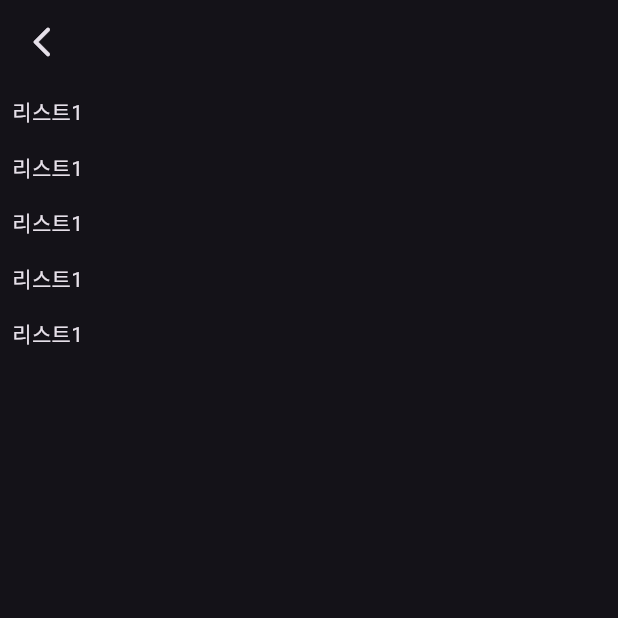
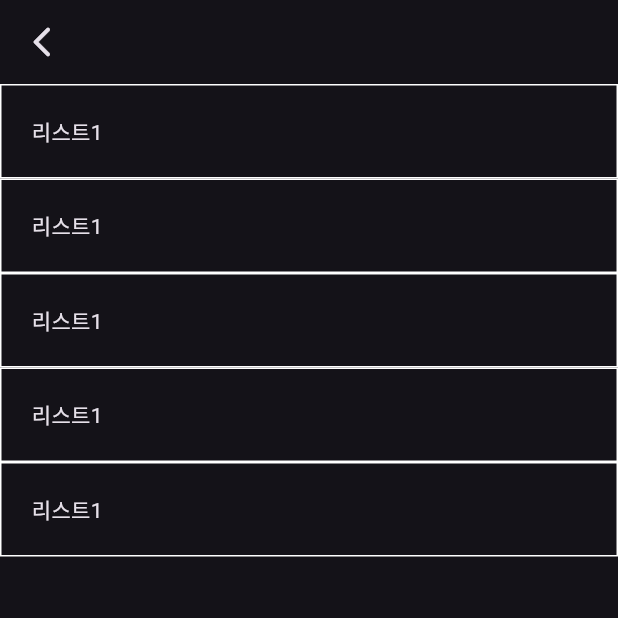
Before and after one commit to Team-DR-Labs/bandy-app, a Flutter app: the screen it shows after launch, on a phone screen of 412 x 824 dp, the top half of it. Run offline on Flutter 3.47's test engine with Material 3 defaults, Android fonts, the phone set to English and light mode, and no system bars; our stand-ins replace go_router.

Commit message:
feat: event details grid

```diff
--- a/lib/features/event_details/src/event_details_page.dart
+++ b/lib/features/event_details/src/event_details_page.dart
@@ -1,3 +1,4 @@
+import 'package:bandy/core/bds/bds.dart';
 import 'package:flutter/material.dart';
 
 final class EventDetailsPage extends StatefulWidget {
@@ -22,9 +23,11 @@ final class _EventDetailsPageState extends State<EventDetailsPage> {
       body: ListView.builder(
         itemCount: 5,
         itemBuilder: (context, index) {
-          return Padding(
-            padding: const EdgeInsets.all(8.0),
-            child: Text("리스트1"),
+          return GridBorderLayout(
+            child: Padding(
+              padding: const EdgeInsets.all(8.0),
+              child: Text("리스트1"),
+            ),
           );
         },
       ),
```
